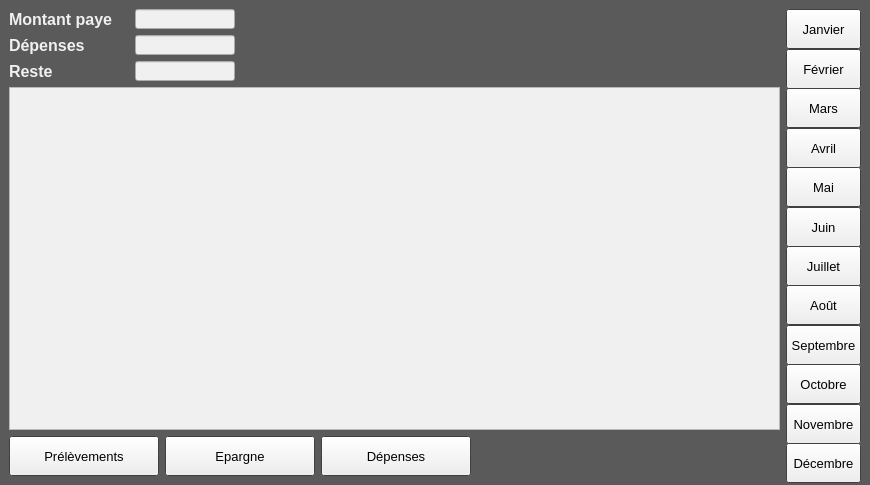
Qt form comptes/ihm/application.ui (JL31/Comptes) before a commit.
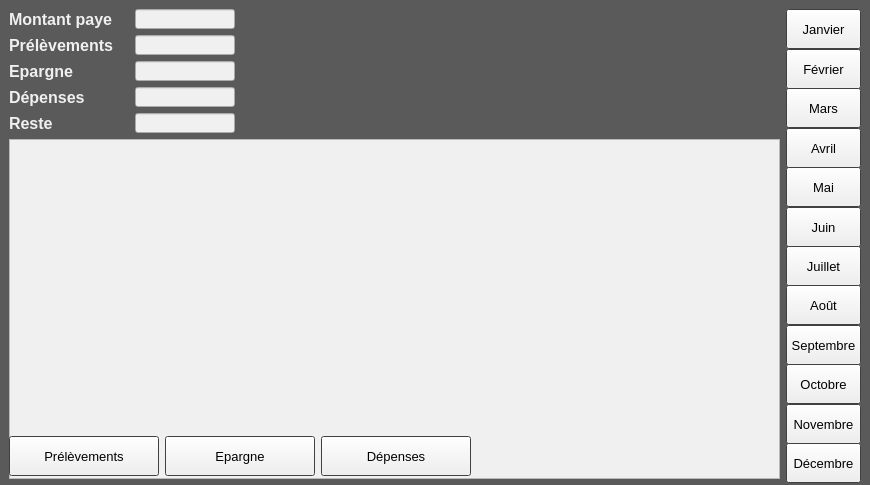
The same form after that commit.

Patch:
```diff
--- a/comptes/ihm/application.ui
+++ b/comptes/ihm/application.ui
@@ -92,82 +92,6 @@
      <layout class="QVBoxLayout" name="verticalLayout_2">
       <item>
        <layout class="QGridLayout" name="gridLayout">
-        <item row="1" column="1">
-         <widget class="QLineEdit" name="LE_depenses">
-          <property name="sizePolicy">
-           <sizepolicy hsizetype="Fixed" vsizetype="Fixed">
-            <horstretch>0</horstretch>
-            <verstretch>0</verstretch>
-           </sizepolicy>
-          </property>
-          <property name="minimumSize">
-           <size>
-            <width>100</width>
-            <height>20</height>
-           </size>
-          </property>
-          <property name="maximumSize">
-           <size>
-            <width>100</width>
-            <height>20</height>
-           </size>
-          </property>
-          <property name="font">
-           <font>
-            <pointsize>11</pointsize>
-            <weight>75</weight>
-            <bold>true</bold>
-           </font>
-          </property>
-          <property name="styleSheet">
-           <string notr="true">background-color: rgb(240, 240, 240);</string>
-          </property>
-          <property name="alignment">
-           <set>Qt::AlignRight|Qt::AlignTrailing|Qt::AlignVCenter</set>
-          </property>
-          <property name="readOnly">
-           <bool>true</bool>
-          </property>
-         </widget>
-        </item>
-        <item row="2" column="1">
-         <widget class="QLineEdit" name="LE_reste">
-          <property name="sizePolicy">
-           <sizepolicy hsizetype="Fixed" vsizetype="Fixed">
-            <horstretch>0</horstretch>
-            <verstretch>0</verstretch>
-           </sizepolicy>
-          </property>
-          <property name="minimumSize">
-           <size>
-            <width>100</width>
-            <height>20</height>
-           </size>
-          </property>
-          <property name="maximumSize">
-           <size>
-            <width>100</width>
-            <height>20</height>
-           </size>
-          </property>
-          <property name="font">
-           <font>
-            <pointsize>11</pointsize>
-            <weight>75</weight>
-            <bold>true</bold>
-           </font>
-          </property>
-          <property name="styleSheet">
-           <string notr="true">background-color: rgb(240, 240, 240);</string>
-          </property>
-          <property name="alignment">
-           <set>Qt::AlignRight|Qt::AlignTrailing|Qt::AlignVCenter</set>
-          </property>
-          <property name="readOnly">
-           <bool>true</bool>
-          </property>
-         </widget>
-        </item>
         <item row="0" column="1">
          <widget class="QLineEdit" name="LE_montant_paye">
           <property name="sizePolicy">
@@ -207,7 +131,115 @@
          </widget>
         </item>
         <item row="1" column="0">
-         <widget class="QLabel" name="label_2">
+         <widget class="QLabel" name="label_prelevements">
+          <property name="sizePolicy">
+           <sizepolicy hsizetype="Fixed" vsizetype="Fixed">
+            <horstretch>0</horstretch>
+            <verstretch>0</verstretch>
+           </sizepolicy>
+          </property>
+          <property name="minimumSize">
+           <size>
+            <width>120</width>
+            <height>20</height>
+           </size>
+          </property>
+          <property name="maximumSize">
+           <size>
+            <width>120</width>
+            <height>20</height>
+           </size>
+          </property>
+          <property name="font">
+           <font>
+            <pointsize>12</pointsize>
+            <weight>75</weight>
+            <bold>true</bold>
+           </font>
+          </property>
+          <property name="styleSheet">
+           <string notr="true">color: rgb(240, 240, 240);</string>
+          </property>
+          <property name="text">
+           <string>Prélèvements</string>
+          </property>
+         </widget>
+        </item>
+        <item row="3" column="1">
+         <widget class="QLineEdit" name="LE_epargne">
+          <property name="sizePolicy">
+           <sizepolicy hsizetype="Fixed" vsizetype="Fixed">
+            <horstretch>0</horstretch>
+            <verstretch>0</verstretch>
+           </sizepolicy>
+          </property>
+          <property name="minimumSize">
+           <size>
+            <width>100</width>
+            <height>20</height>
+           </size>
+          </property>
+          <property name="maximumSize">
+           <size>
+            <width>100</width>
+            <height>20</height>
+           </size>
+          </property>
+          <property name="font">
+           <font>
+            <pointsize>11</pointsize>
+            <weight>75</weight>
+            <bold>true</bold>
+           </font>
+          </property>
+          <property name="styleSheet">
+           <string notr="true">background-color: rgb(240, 240, 240);</string>
+          </property>
+          <property name="alignment">
+           <set>Qt::AlignRight|Qt::AlignTrailing|Qt::AlignVCenter</set>
+          </property>
+          <property name="readOnly">
+           <bool>true</bool>
+          </property>
+         </widget>
+        </item>
+        <item row="5" column="0">
+         <widget class="QLabel" name="label_reste">
+          <property name="sizePolicy">
+           <sizepolicy hsizetype="Fixed" vsizetype="Fixed">
+            <horstretch>0</horstretch>
+            <verstretch>0</verstretch>
+           </sizepolicy>
+          </property>
+          <property name="minimumSize">
+           <size>
+            <width>120</width>
+            <height>20</height>
+           </size>
+          </property>
+          <property name="maximumSize">
+           <size>
+            <width>120</width>
+            <height>20</height>
+           </size>
+          </property>
+          <property name="font">
+           <font>
+            <pointsize>12</pointsize>
+            <weight>75</weight>
+            <bold>true</bold>
+           </font>
+          </property>
+          <property name="styleSheet">
+           <string notr="true">color: rgb(240, 240, 240);</string>
+          </property>
+          <property name="text">
+           <string>Reste</string>
+          </property>
+         </widget>
+        </item>
+        <item row="4" column="0">
+         <widget class="QLabel" name="label_depenses">
           <property name="sizePolicy">
            <sizepolicy hsizetype="Fixed" vsizetype="Fixed">
             <horstretch>0</horstretch>
@@ -276,41 +308,6 @@
           </property>
          </widget>
         </item>
-        <item row="2" column="0">
-         <widget class="QLabel" name="label_3">
-          <property name="sizePolicy">
-           <sizepolicy hsizetype="Fixed" vsizetype="Fixed">
-            <horstretch>0</horstretch>
-            <verstretch>0</verstretch>
-           </sizepolicy>
-          </property>
-          <property name="minimumSize">
-           <size>
-            <width>120</width>
-            <height>20</height>
-           </size>
-          </property>
-          <property name="maximumSize">
-           <size>
-            <width>120</width>
-            <height>20</height>
-           </size>
-          </property>
-          <property name="font">
-           <font>
-            <pointsize>12</pointsize>
-            <weight>75</weight>
-            <bold>true</bold>
-           </font>
-          </property>
-          <property name="styleSheet">
-           <string notr="true">color: rgb(240, 240, 240);</string>
-          </property>
-          <property name="text">
-           <string>Reste</string>
-          </property>
-         </widget>
-        </item>
         <item row="1" column="2">
          <spacer name="horizontalSpacer_2">
           <property name="orientation">
@@ -324,6 +321,44 @@
           </property>
          </spacer>
         </item>
+        <item row="4" column="1">
+         <widget class="QLineEdit" name="LE_depenses">
+          <property name="sizePolicy">
+           <sizepolicy hsizetype="Fixed" vsizetype="Fixed">
+            <horstretch>0</horstretch>
+            <verstretch>0</verstretch>
+           </sizepolicy>
+          </property>
+          <property name="minimumSize">
+           <size>
+            <width>100</width>
+            <height>20</height>
+           </size>
+          </property>
+          <property name="maximumSize">
+           <size>
+            <width>100</width>
+            <height>20</height>
+           </size>
+          </property>
+          <property name="font">
+           <font>
+            <pointsize>11</pointsize>
+            <weight>75</weight>
+            <bold>true</bold>
+           </font>
+          </property>
+          <property name="styleSheet">
+           <string notr="true">background-color: rgb(240, 240, 240);</string>
+          </property>
+          <property name="alignment">
+           <set>Qt::AlignRight|Qt::AlignTrailing|Qt::AlignVCenter</set>
+          </property>
+          <property name="readOnly">
+           <bool>true</bool>
+          </property>
+         </widget>
+        </item>
         <item row="0" column="2">
          <spacer name="horizontalSpacer_3">
           <property name="orientation">
@@ -337,7 +372,7 @@
           </property>
          </spacer>
         </item>
-        <item row="2" column="2">
+        <item row="3" column="2">
          <spacer name="horizontalSpacer_4">
           <property name="orientation">
            <enum>Qt::Horizontal</enum>
@@ -350,6 +385,143 @@
           </property>
          </spacer>
         </item>
+        <item row="4" column="2">
+         <spacer name="horizontalSpacer_7">
+          <property name="orientation">
+           <enum>Qt::Horizontal</enum>
+          </property>
+          <property name="sizeHint" stdset="0">
+           <size>
+            <width>40</width>
+            <height>20</height>
+           </size>
+          </property>
+         </spacer>
+        </item>
+        <item row="3" column="0">
+         <widget class="QLabel" name="label_epargne">
+          <property name="sizePolicy">
+           <sizepolicy hsizetype="Fixed" vsizetype="Fixed">
+            <horstretch>0</horstretch>
+            <verstretch>0</verstretch>
+           </sizepolicy>
+          </property>
+          <property name="minimumSize">
+           <size>
+            <width>120</width>
+            <height>20</height>
+           </size>
+          </property>
+          <property name="maximumSize">
+           <size>
+            <width>120</width>
+            <height>20</height>
+           </size>
+          </property>
+          <property name="font">
+           <font>
+            <pointsize>12</pointsize>
+            <weight>75</weight>
+            <bold>true</bold>
+           </font>
+          </property>
+          <property name="styleSheet">
+           <string notr="true">color: rgb(240, 240, 240);</string>
+          </property>
+          <property name="text">
+           <string>Epargne</string>
+          </property>
+         </widget>
+        </item>
+        <item row="5" column="2">
+         <spacer name="horizontalSpacer_5">
+          <property name="orientation">
+           <enum>Qt::Horizontal</enum>
+          </property>
+          <property name="sizeHint" stdset="0">
+           <size>
+            <width>40</width>
+            <height>20</height>
+           </size>
+          </property>
+         </spacer>
+        </item>
+        <item row="5" column="1">
+         <widget class="QLineEdit" name="LE_reste">
+          <property name="sizePolicy">
+           <sizepolicy hsizetype="Fixed" vsizetype="Fixed">
+            <horstretch>0</horstretch>
+            <verstretch>0</verstretch>
+           </sizepolicy>
+          </property>
+          <property name="minimumSize">
+           <size>
+            <width>100</width>
+            <height>20</height>
+           </size>
+          </property>
+          <property name="maximumSize">
+           <size>
+            <width>100</width>
+            <height>20</height>
+           </size>
+          </property>
+          <property name="font">
+           <font>
+            <pointsize>11</pointsize>
+            <weight>75</weight>
+            <bold>true</bold>
+           </font>
+          </property>
+          <property name="styleSheet">
+           <string notr="true">background-color: rgb(240, 240, 240);</string>
+          </property>
+          <property name="alignment">
+           <set>Qt::AlignRight|Qt::AlignTrailing|Qt::AlignVCenter</set>
+          </property>
+          <property name="readOnly">
+           <bool>true</bool>
+          </property>
+         </widget>
+        </item>
+        <item row="1" column="1">
+         <widget class="QLineEdit" name="LE_prelevements">
+          <property name="sizePolicy">
+           <sizepolicy hsizetype="Fixed" vsizetype="Fixed">
+            <horstretch>0</horstretch>
+            <verstretch>0</verstretch>
+           </sizepolicy>
+          </property>
+          <property name="minimumSize">
+           <size>
+            <width>100</width>
+            <height>20</height>
+           </size>
+          </property>
+          <property name="maximumSize">
+           <size>
+            <width>100</width>
+            <height>20</height>
+           </size>
+          </property>
+          <property name="font">
+           <font>
+            <pointsize>11</pointsize>
+            <weight>75</weight>
+            <bold>true</bold>
+           </font>
+          </property>
+          <property name="styleSheet">
+           <string notr="true">background-color: rgb(240, 240, 240);</string>
+          </property>
+          <property name="alignment">
+           <set>Qt::AlignRight|Qt::AlignTrailing|Qt::AlignVCenter</set>
+          </property>
+          <property name="readOnly">
+           <bool>true</bool>
+          </property>
+         </widget>
+        </item>
        </layout>
       </item>
       <item>
```
Left out of the diff: 6 changed lines with no effect on the pictures.
